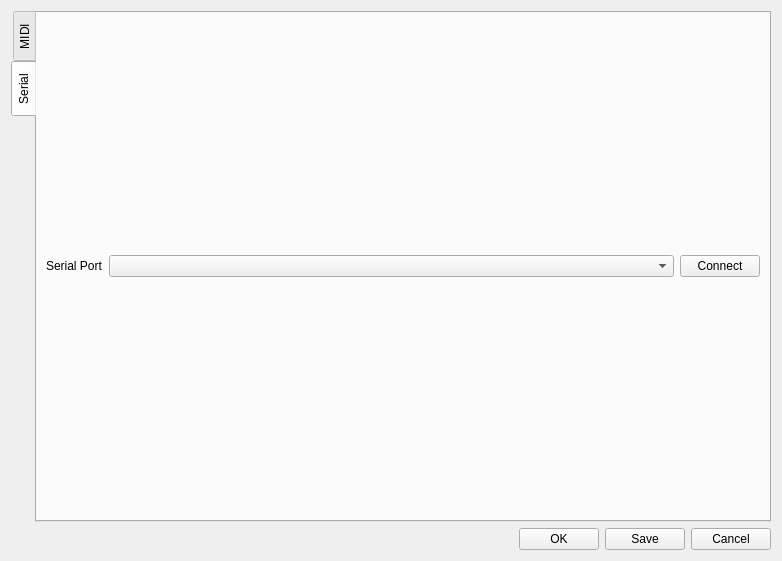
Old version of the form configdialog.ui in the repository minotor-org/minotor.
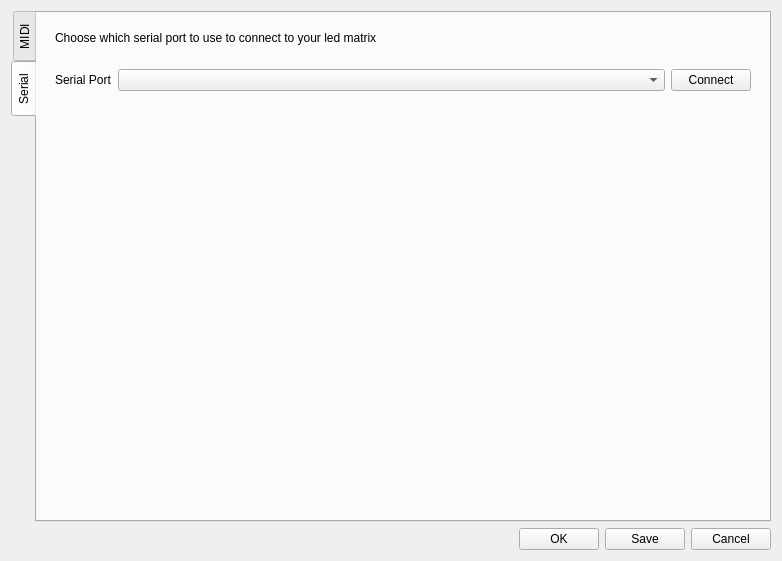
New version of the form. The open tabs and pages were chosen to show the change.

Commit message: Improoved config dialog design (Issue #9)

What changed in the file:
```diff
--- a/configdialog.ui
+++ b/configdialog.ui
@@ -140,8 +140,22 @@
         <attribute name="title">
          <string>Serial</string>
         </attribute>
+        <layout class="QVBoxLayout" name="verticalLayout_5">
+         <item>
+          <widget class="QWidget" name="widget_5" native="true">
         <layout class="QVBoxLayout" name="verticalLayout_2">
          <item>
+             <widget class="QLabel" name="label_3">
+              <property name="text">
+               <string>Choose which serial port to use to connect to your led matrix</string>
+              </property>
+             </widget>
+            </item>
+           </layout>
+          </widget>
+         </item>
+         <item>
+          <widget class="QWidget" name="widget_4" native="true">
           <layout class="QHBoxLayout" name="horizontalLayout_2">
            <item>
             <widget class="QLabel" name="lSerial">
@@ -177,6 +191,20 @@
             </widget>
            </item>
           </layout>
+          </widget>
+         </item>
+         <item>
+          <spacer name="verticalSpacer">
+           <property name="orientation">
+            <enum>Qt::Vertical</enum>
+           </property>
+           <property name="sizeHint" stdset="0">
+            <size>
+             <width>20</width>
+             <height>440</height>
+            </size>
+           </property>
+          </spacer>
          </item>
         </layout>
        </widget>
```
Left out of the diff: 19 changed lines with no effect on the pictures. Lines whose indentation alone changed are shown as unchanged. The commit also changes 1 other file.
